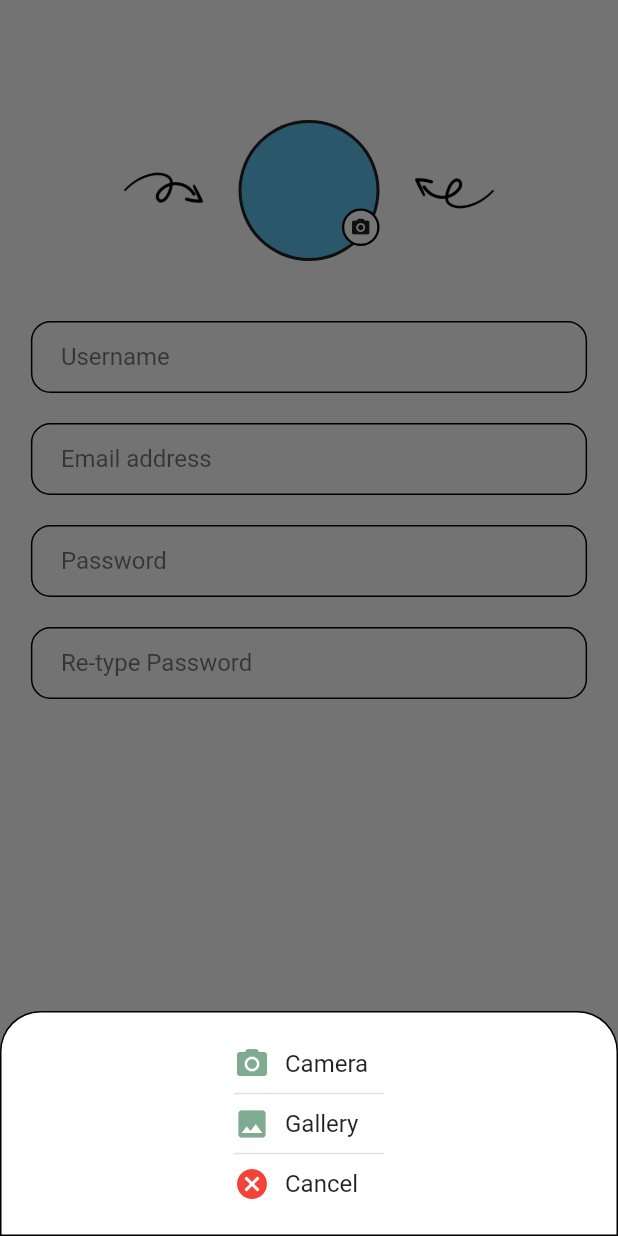
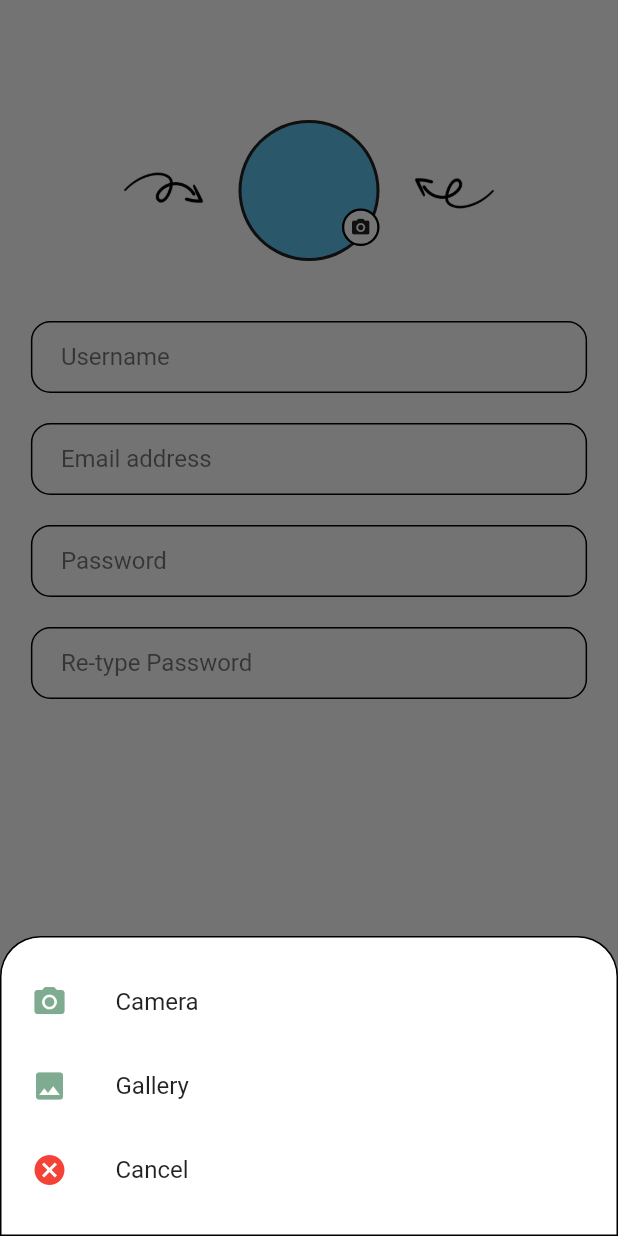
Before and after one commit to rragnarsd/chatz, a Flutter app: the SignUpScreen screen opened directly, after a tap on the "camera alt" icon, on a phone screen of 412 x 824 dp. Run offline on Flutter 3.47's test engine with Material 2 defaults, Android fonts, the phone set to English and light mode, and no system bars; our stand-ins replace cloud_firestore, firebase_auth, firebase_core, firebase_storage, google_fonts, image_picker; accounts and stored records are empty; Roboto replaces fonts that are missing (Sarabun).

Commit message:
Changes to the modalsheet

```diff
--- a/lib/widgets/reusable_dialog.dart
+++ b/lib/widgets/reusable_dialog.dart
@@ -1,6 +1,6 @@
 import 'package:chatz/constants/colors.dart';
 import 'package:chatz/constants/ui_styles.dart';
-import 'package:chatz/screens/auth_screens/widgets/add_image_text.dart';
+import 'package:chatz/widgets/reusable_tile.dart';
 import 'package:flutter/material.dart';
 
 class ReusableBottomSheet extends StatelessWidget {
@@ -16,43 +16,27 @@ class ReusableBottomSheet extends StatelessWidget {
   @override
   Widget build(BuildContext context) {
     return Container(
-      height: 150,
+      height: 200,
       decoration: UIStyles.authBottomBar.copyWith(color: Colors.white),
       child: Center(
-        child: Column(
-            mainAxisAlignment: MainAxisAlignment.center,
-            mainAxisSize: MainAxisSize.min,
-            children: [
-              SizedBox(
-                width: 100,
-                child: ListBody(children: [
-                  InkWell(
-                    onTap: () {},
-                    child: const AddImageText(
+        child: Column(mainAxisSize: MainAxisSize.min, children: [
+          ReusableTile(
             icon: Icons.camera_alt,
+            iconColor: ConstColors.darkerCyan,
             text: 'Camera',
+            function: fromCamera,
+          ),
+          ReusableTile(
+            icon: Icons.image,
             iconColor: ConstColors.darkerCyan,
+            text: 'Gallery',
+            function: fromGallery,
           ),
-                  ),
-                  const Divider(thickness: 1),
-                  InkWell(
-                    onTap: () {},
-                    child: const AddImageText(
-                      icon: Icons.image,
-                      text: 'Gallery',
-                      iconColor: ConstColors.darkerCyan,
-                    ),
-                  ),
-                  const Divider(thickness: 1),
-                  InkWell(
-                    onTap: () => Navigator.pop(context),
-                    child: const AddImageText(
+          ReusableTile(
             icon: Icons.cancel,
+            iconColor: Colors.red,
             text: 'Cancel',
-                      iconColor: Colors.red,
-                    ),
-                  ),
-                ]),
+            function: () => Navigator.pop(context),
           ),
         ]),
       ),
--- /dev/null
+++ b/lib/widgets/reusable_tile.dart
@@ -0,0 +1,34 @@
+import 'package:flutter/material.dart';
+
+class ReusableTile extends StatelessWidget {
+  const ReusableTile({
+    Key? key,
+    required this.text,
+    required this.iconColor,
+    required this.icon,
+    this.function,
+  }) : super(key: key);
+
+  final String text;
+  final Color iconColor;
+  final IconData icon;
+  final Function()? function;
+
+  @override
+  Widget build(BuildContext context) {
+    return ListTile(
+      contentPadding: const EdgeInsets.only(left: 20),
+      leading: Icon(
+        icon,
+        color: iconColor,
+      ),
+      title: Text(
+        text,
+        style: const TextStyle(
+          fontSize: 16,
+        ),
+      ),
+      onTap: function,
+    );
+  }
+}
```
Lines whose indentation alone changed are shown as unchanged.
